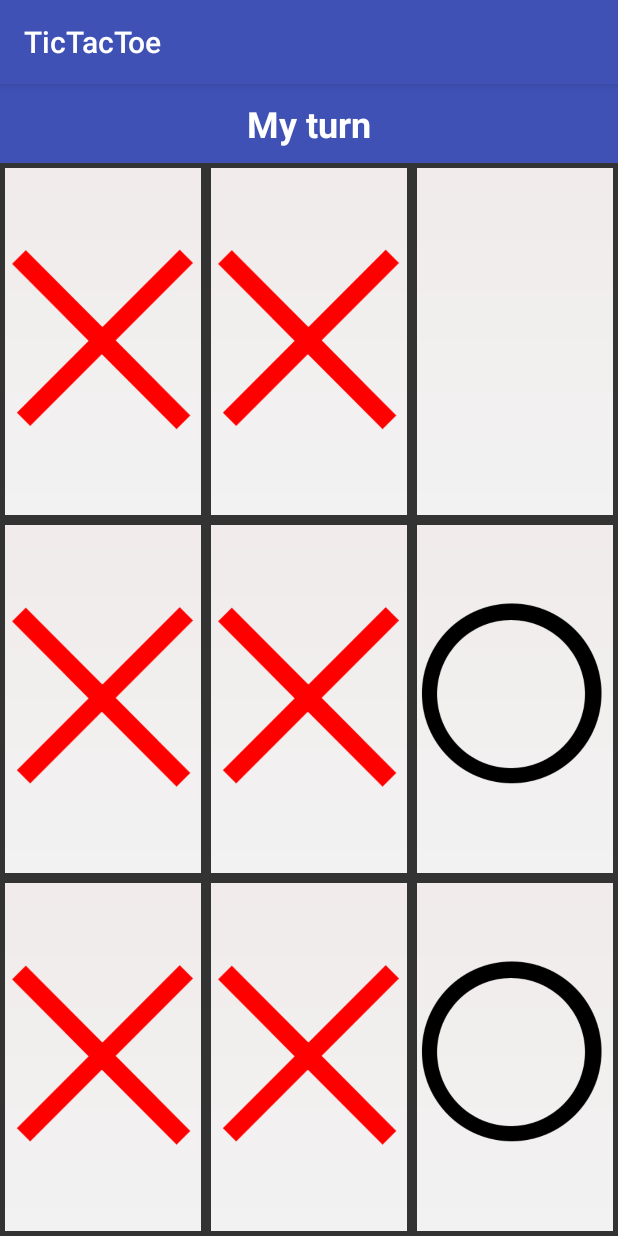
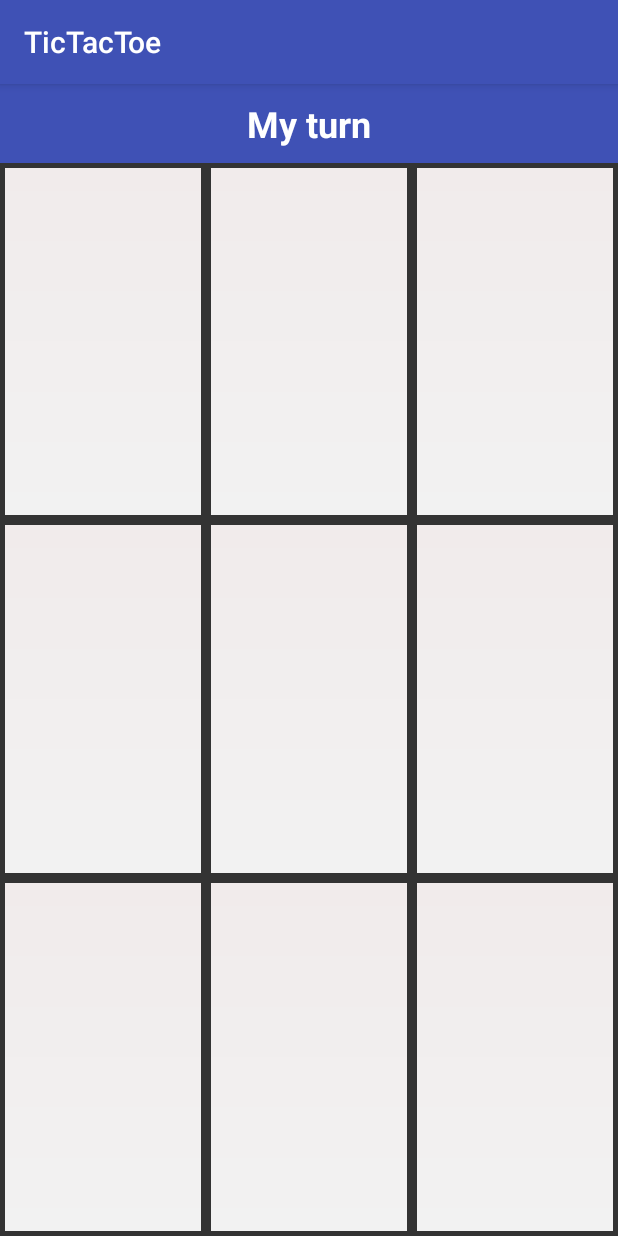
Before and after one commit to infomila/ICB0_M08_PMDM_Samples_18_19, an Android app: the screen it shows after launch (MainActivity), on a phone screen of 412 x 824 dp. Run offline under Robolectric (Android 15) with nearby library versions, the phone set to English and light mode, and no system bars.

Commit message:
tic-tac-toe

```diff
--- a/UF1/1_TicTacToe/app/src/main/java/info/iesmila/tictactoe/MainActivity.java
+++ b/UF1/1_TicTacToe/app/src/main/java/info/iesmila/tictactoe/MainActivity.java
@@ -8,24 +8,68 @@ import android.view.View;
 import android.widget.Button;
 import android.widget.ImageButton;
 
-public class MainActivity extends AppCompatActivity   {
+public class MainActivity extends AppCompatActivity implements View.OnClickListener {
 
     private enum Player {
+        EMPTY,
         HUMAN,
         IA
     }
 
-    private int         mMatriu[][];
-    private ImageButton mMatriuIB[][];
-    private Player      mJugadorActual;
+    private Player mMatriu[][] = new Player[3][3];
+
+    private ImageButton mMatriuIB[][] = new ImageButton[3][3];
 
     @Override
     protected void onCreate(Bundle savedInstanceState) {
         super.onCreate(savedInstanceState);
         setContentView(R.layout.activity_main);
+        //---------------------------------------------------------------
+
+        final ImageButton ib = findViewById(R.id.btn0);
+/*
+        ib.setOnClickListener(new View.OnClickListener() {
+            @Override
+            public void onClick(View v) {
+                // codi que s'executa quan s'apreta el botó
+                ib.setImageResource(R.drawable.cross);
+            }
+        });
+*/
+        ib.setOnClickListener(this);
+
+        int ids[] = {
+                R.id.btn0,
+                R.id.btn1,
+                R.id.btn2,
+                R.id.btn3,
+                R.id.btn4,
+                R.id.btn5,
+                R.id.btn6,
+                R.id.btn7,
+                R.id.btn8};
+        int f=0, c=0;
+        for(int i=0;i<ids.length;i++) {
+            final ImageButton ib1 = findViewById(ids[i]);
+            ib1.setOnClickListener(this);
+            // El col·loquem a la matriu de ImageButtons
+            mMatriuIB[f][c] = ib1;
+            ib1.setImageResource(R.drawable.fons_boto);
+            mMatriu[f][c] = Player.EMPTY;
+            c++;
+            if(c>=3){
+                c=0;
+                f++;
+            }
+        }
 
     }
 
+    @Override
+    public void onClick(View v) {
+
+    }
+/*
     public void IAMoves() {
 
     }
@@ -38,5 +82,5 @@ public class MainActivity extends AppCompatActivity   {
 
     }
 
-
+*/
 }
--- a/UF1/1_TicTacToe/app/src/main/res/layout/activity_main.xml
+++ b/UF1/1_TicTacToe/app/src/main/res/layout/activity_main.xml
@@ -11,6 +11,7 @@
     <LinearLayout android:layout_columnWeight="1" android:layout_columnSpan="3" android:layout_height="wrap_content" android:background="@color/colorPrimary">
 
         <TextView
+            android:id="@+id/txvTorn"
             android:textColor="#ffffff"
             android:layout_width="match_parent"
             android:layout_height="wrap_content"
@@ -21,7 +22,7 @@
             android:padding="10dp"/>
     </LinearLayout>
 
-    <ImageButton android:id="@+id/btn0" android:src="@drawable/cross"  android:scaleType="fitCenter" android:layout_width="0dp" android:layout_height="0dp"   android:background="@drawable/fons_boto" android:layout_rowWeight="1" android:layout_columnWeight="1"></ImageButton>
+    <ImageButton android:id="@+id/btn0" android:src="@drawable/round"  android:scaleType="fitCenter" android:layout_width="0dp" android:layout_height="0dp"   android:background="@drawable/fons_boto" android:layout_rowWeight="1" android:layout_columnWeight="1"></ImageButton>
     <ImageButton android:id="@+id/btn1" android:src="@drawable/cross"  android:scaleType="fitCenter" android:layout_width="0dp" android:layout_height="0dp"   android:background="@drawable/fons_boto" android:layout_rowWeight="1" android:layout_columnWeight="1"></ImageButton>
     <ImageButton android:id="@+id/btn2"                                android:scaleType="fitCenter" android:layout_width="0dp" android:layout_height="0dp"   android:background="@drawable/fons_boto" android:layout_rowWeight="1" android:layout_columnWeight="1"></ImageButton>
     <ImageButton android:id="@+id/btn3" android:src="@drawable/cross"  android:scaleType="fitCenter" android:layout_width="0dp" android:layout_height="0dp"   android:background="@drawable/fons_boto" android:layout_rowWeight="1" android:layout_columnWeight="1"></ImageButton>
```
